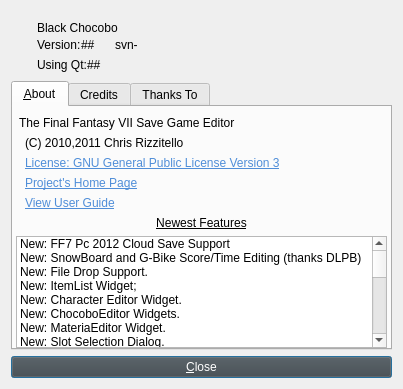
The window that about.ui (sithlord48/blackchocobo) describes before a commit, drawn with Qt 5.
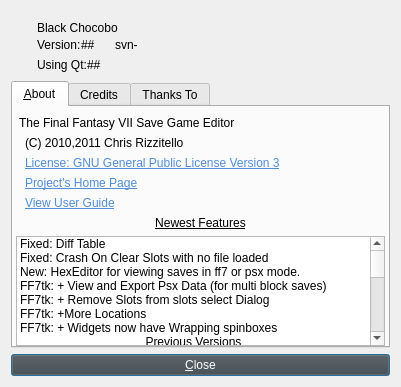
The same window after the commit. Icons and pictures are not drawn.

Commit message: FF7Save: + SlotPSXRawData and Export_PSX work with multi slot saves. AboutDialot : - SvnVersion info BlackChocobo.pro: - SvnVersion Check Version.h: version Number 1.9.72 , remove SvnVersion info ErrorBox: Unlock Export/View for Multi Block Saves MainWindow:Relabel hex editor combos to remove sizes in title Lang files: updated for new strings

Patch:
```diff
--- a/about.ui
+++ b/about.ui
@@ -9,8 +9,8 @@
    <rect>
     <x>0</x>
     <y>0</y>
-    <width>403</width>
-    <height>389</height>
+    <width>401</width>
+    <height>387</height>
    </rect>
   </property>
   <property name="windowTitle">
@@ -454,47 +454,37 @@
          </property>
          <item>
           <property name="text">
-           <string>New: FF7 Pc 2012 Cloud Save Support</string>
+           <string>Fixed: Diff Table</string>
           </property>
          </item>
          <item>
           <property name="text">
-           <string>New: SnowBoard and G-Bike Score/Time Editing (thanks DLPB)</string>
+           <string>Fixed: Crash On Clear Slots with no file loaded</string>
           </property>
          </item>
          <item>
           <property name="text">
-           <string>New: File Drop Support.</string>
+           <string>New: HexEditor for viewing saves in ff7 or psx mode.</string>
           </property>
          </item>
          <item>
           <property name="text">
-           <string>New: ItemList Widget;</string>
+           <string>FF7tk: + View and Export Psx Data (for multi block saves)</string>
           </property>
          </item>
          <item>
           <property name="text">
-           <string>New: Character Editor Widget.</string>
+           <string>FF7tk: + Remove Slots from slots select Dialog </string>
           </property>
          </item>
          <item>
           <property name="text">
-           <string>New: ChocoboEditor Widgets.</string>
+           <string>FF7tk: +More Locations</string>
           </property>
          </item>
          <item>
           <property name="text">
-           <string>New: MateriaEditor Widget.</string>
-          </property>
-         </item>
-         <item>
-          <property name="text">
-           <string>New: Slot Selection Dialog.</string>
-          </property>
-         </item>
-         <item>
-          <property name="text">
-           <string>Fixed: Bug In Stat Calculation For Materia Changes</string>
+           <string>FF7tk: + Widgets now have Wrapping spinboxes</string>
           </property>
          </item>
          <item>
@@ -512,6 +502,51 @@
            <set>AlignHCenter|AlignVCenter|AlignCenter</set>
           </property>
          </item>
+         <item>
+          <property name="text">
+           <string>New: FF7 Pc 2012 Cloud Save Support</string>
+          </property>
+         </item>
+         <item>
+          <property name="text">
+           <string>New: SnowBoard and G-Bike Score/Time Editing (thanks DLPB)</string>
+          </property>
+         </item>
+         <item>
+          <property name="text">
+           <string>New: File Drop Support.</string>
+          </property>
+         </item>
+         <item>
+          <property name="text">
+           <string>New: ItemList Widget;</string>
+          </property>
+         </item>
+         <item>
+          <property name="text">
+           <string>New: Character Editor Widget.</string>
+          </property>
+         </item>
+         <item>
+          <property name="text">
+           <string>New: ChocoboEditor Widgets.</string>
+          </property>
+         </item>
+         <item>
+          <property name="text">
+           <string>New: MateriaEditor Widget.</string>
+          </property>
+         </item>
+         <item>
+          <property name="text">
+           <string>New: Slot Selection Dialog.</string>
+          </property>
+         </item>
+         <item>
+          <property name="text">
+           <string>Fixed: Bug In Stat Calculation For Materia Changes</string>
+          </property>
+         </item>
          <item>
           <property name="text">
            <string>New: Added .VM1to list of VMC formats</string>
```
The commit also changes 12 other files.
